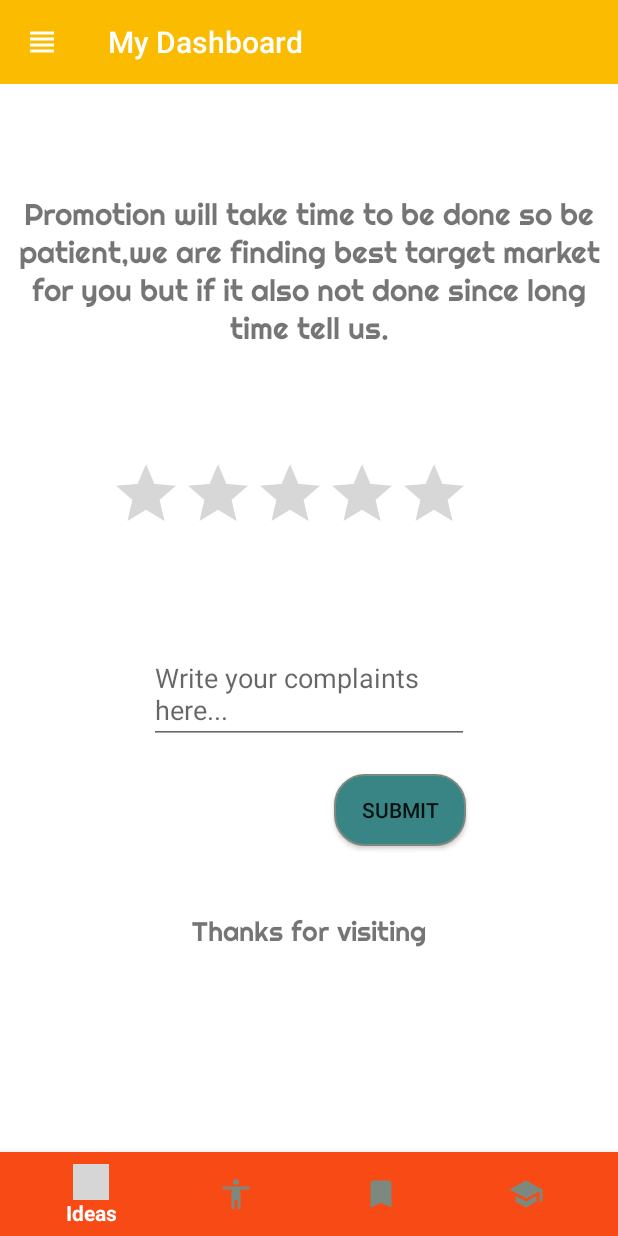
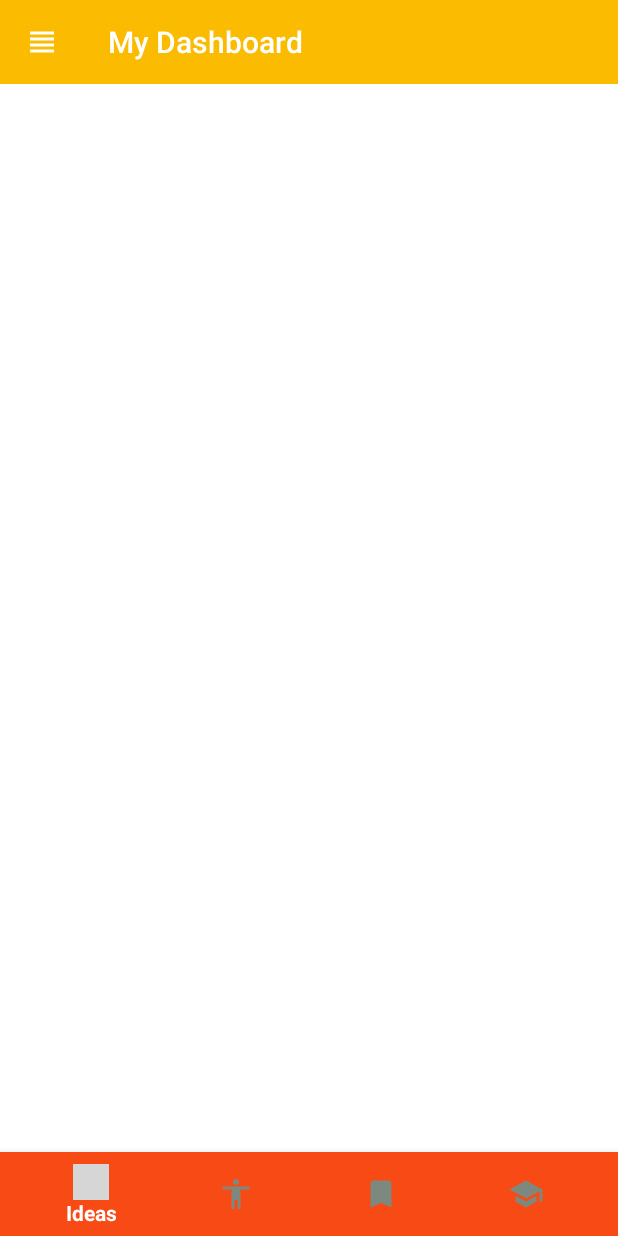
Before and after one commit to jaydholakiya/digiM, an Android app: the fragment RateUs placed in its activity, on a phone screen of 412 x 824 dp. Run offline under Robolectric (Android 15) with nearby library versions, the phone set to English and light mode, and no system bars; our stand-ins replace Firebase (no records; nobody signed in at launch, a user with empty details on screens opened directly); libraries missing offline, so code that uses them is left out: com.github.marlonlom.utilities; 2 statements that could not run were skipped; grey boxes are pictures that could not be loaded.

Commit message:
Setted Rating structure for Rate Us component.

```diff
--- a/app/src/main/java/com/jnd/digim/Idea.java
+++ b/app/src/main/java/com/jnd/digim/Idea.java
@@ -1,6 +1,4 @@
 package com.jnd.digim;
-
-import android.widget.EditText;
 
 public class Idea {
     String uniqueIdea;
@@ -15,7 +13,7 @@ public class Idea {
         this.timeStamp = timeStamp;
     }
 
-//    public void Idea() {}
+    public void Idea() {}
 
     public String getUniqueIdea() {
         return uniqueIdea;
--- a/app/src/main/res/layout/rate_us.xml
+++ b/app/src/main/res/layout/rate_us.xml
@@ -7,69 +7,4 @@
     android:padding="5dp"
     android:layout_height="match_parent">
 
-    <TextView
-        android:id="@+id/rateText"
-        android:layout_width="wrap_content"
-        android:layout_height="wrap_content"
-        android:fontFamily="@font/righteous"
-        android:gravity="center"
-        android:padding="5dp"
-        android:text="Promotion will take time to be done so be patient,we are finding best target market for you but if it also not done since long time tell us."
-        android:textSize="20sp"
-        app:layout_constraintBottom_toTopOf="@+id/ratingBar"
-        app:layout_constraintEnd_toEndOf="parent"
-        app:layout_constraintHorizontal_bias="0.0"
-        app:layout_constraintStart_toStartOf="parent"
-        app:layout_constraintTop_toTopOf="parent"
-        app:layout_constraintVertical_bias="0.636" />
-
-    <RatingBar
-        android:id="@+id/ratingBar"
-        android:layout_width="wrap_content"
-        android:layout_height="wrap_content"
-        app:layout_constraintBottom_toBottomOf="parent"
-        app:layout_constraintEnd_toEndOf="parent"
-        app:layout_constraintHorizontal_bias="0.421"
-        app:layout_constraintStart_toStartOf="parent"
-        app:layout_constraintTop_toTopOf="parent"
-        app:layout_constraintVertical_bias="0.397" />
-
-    <EditText
-        android:id="@+id/complaint"
-        android:layout_width="wrap_content"
-        android:layout_height="wrap_content"
-        android:ems="10"
-        android:gravity="start|top"
-        android:hint="Write your complaints here..."
-        android:inputType="textMultiLine"
-        app:layout_constraintBottom_toBottomOf="parent"
-        app:layout_constraintEnd_toEndOf="parent"
-        app:layout_constraintStart_toStartOf="parent"
-        app:layout_constraintTop_toBottomOf="@+id/ratingBar"
-        app:layout_constraintVertical_bias="0.171" />
-
-    <Button
-        android:id="@+id/submitFeedback"
-        android:layout_width="wrap_content"
-        android:layout_height="wrap_content"
-        android:layout_marginTop="20dp"
-        android:background="@drawable/button"
-        android:text="Submit"
-        app:layout_constraintEnd_toEndOf="parent"
-        app:layout_constraintHorizontal_bias="0.693"
-        app:layout_constraintStart_toStartOf="parent"
-        app:layout_constraintTop_toBottomOf="@+id/complaint" />
-
-    <TextView
-        android:id="@+id/thanksText"
-        android:layout_width="wrap_content"
-        android:layout_height="wrap_content"
-        android:fontFamily="@font/righteous"
-        android:text="Thanks for visiting"
-        android:textSize="18sp"
-        app:layout_constraintBottom_toBottomOf="parent"
-        app:layout_constraintEnd_toEndOf="parent"
-        app:layout_constraintStart_toStartOf="parent"
-        app:layout_constraintTop_toBottomOf="@+id/submitFeedback"
-        app:layout_constraintVertical_bias="0.195" />
 </androidx.constraintlayout.widget.ConstraintLayout>
```
Also changed, not shown: app/src/main/java/com/jnd/digim/Rating.java (added, +70 -0 lines).
